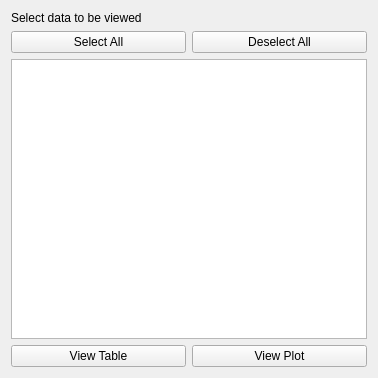
Above: lib/flowchart/nodes/n01_quickview/node_quickview.ui from cdd1969/pygwa before the change. Below: the same form after it.
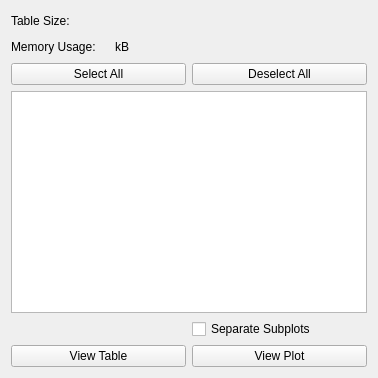
That is the form after the change.

Commit message: subplots on ViewPlot button click

What changed in the file:
```diff
--- a/lib/flowchart/nodes/n01_quickview/node_quickview.ui
+++ b/lib/flowchart/nodes/n01_quickview/node_quickview.ui
@@ -13,15 +13,77 @@
   <property name="windowTitle">
    <string>Form</string>
   </property>
-  <layout class="QVBoxLayout" name="verticalLayout">
+  <layout class="QGridLayout" name="gridLayout">
+   <item row="0" column="0">
+    <layout class="QHBoxLayout" name="horizontalLayout_4">
    <item>
     <widget class="QLabel" name="label">
      <property name="text">
-      <string>Select data to be viewed</string>
+        <string>Table Size:</string>
      </property>
     </widget>
    </item>
    <item>
+      <widget class="QLabel" name="label_tableSize">
+       <property name="text">
+        <string> </string>
+       </property>
+      </widget>
+     </item>
+     <item>
+      <spacer name="horizontalSpacer_2">
+       <property name="orientation">
+        <enum>Qt::Horizontal</enum>
+       </property>
+       <property name="sizeHint" stdset="0">
+        <size>
+         <width>40</width>
+         <height>20</height>
+        </size>
+       </property>
+      </spacer>
+     </item>
+    </layout>
+   </item>
+   <item row="1" column="0">
+    <layout class="QHBoxLayout" name="horizontalLayout_3">
+     <item>
+      <widget class="QLabel" name="label_2">
+       <property name="text">
+        <string>Memory Usage:</string>
+       </property>
+      </widget>
+     </item>
+     <item>
+      <widget class="QLabel" name="label_memoryUsage">
+       <property name="text">
+        <string/>
+       </property>
+      </widget>
+     </item>
+     <item>
+      <widget class="QLabel" name="label_memoryUsage_2">
+       <property name="text">
+        <string>kB</string>
+       </property>
+      </widget>
+     </item>
+     <item>
+      <spacer name="horizontalSpacer">
+       <property name="orientation">
+        <enum>Qt::Horizontal</enum>
+       </property>
+       <property name="sizeHint" stdset="0">
+        <size>
+         <width>40</width>
+         <height>20</height>
+        </size>
+       </property>
+      </spacer>
+     </item>
+    </layout>
+   </item>
+   <item row="2" column="0">
     <layout class="QHBoxLayout" name="horizontalLayout_2">
      <item>
       <widget class="QPushButton" name="pushButton_selectAll">
@@ -39,8 +101,17 @@
      </item>
     </layout>
    </item>
-   <item>
+   <item row="3" column="0">
     <widget class="QTableView" name="tableView_header">
+     <property name="sizePolicy">
+      <sizepolicy hsizetype="Expanding" vsizetype="Expanding">
+       <horstretch>0</horstretch>
+       <verstretch>0</verstretch>
+      </sizepolicy>
+     </property>
+     <property name="toolTip">
+      <string>&lt;html&gt;&lt;head/&gt;&lt;body&gt;&lt;p&gt;Select data to be viewed&lt;/p&gt;&lt;/body&gt;&lt;/html&gt;</string>
+     </property>
      <property name="sizeAdjustPolicy">
       <enum>QAbstractScrollArea::AdjustToContents</enum>
      </property>
@@ -67,8 +138,23 @@
      </attribute>
     </widget>
    </item>
-   <item>
+   <item row="4" column="0">
     <layout class="QHBoxLayout" name="horizontalLayout">
+     <property name="sizeConstraint">
+      <enum>QLayout::SetMinimumSize</enum>
+     </property>
+     <item>
+      <layout class="QVBoxLayout" name="verticalLayout_2">
+       <property name="sizeConstraint">
+        <enum>QLayout::SetMinimumSize</enum>
+       </property>
+       <item>
+        <widget class="QLabel" name="DUMMY_LABEL">
+         <property name="text">
+          <string/>
+         </property>
+        </widget>
+       </item>
      <item>
       <widget class="QPushButton" name="pushButton_viewTable">
        <property name="text">
@@ -85,6 +171,20 @@
        </property>
       </widget>
      </item>
+      </layout>
+     </item>
+     <item>
+      <layout class="QVBoxLayout" name="verticalLayout">
+       <item>
+        <widget class="QCheckBox" name="checkBox_separateSubplots">
+         <property name="toolTip">
+          <string>&lt;html&gt;&lt;head/&gt;&lt;body&gt;&lt;p&gt;Changes the result of `View Plot` button.&lt;/p&gt;&lt;p&gt;- if &lt;span style=&quot; font-style:italic;&quot;&gt;checked&lt;/span&gt;: plot each selected numerical &lt;/p&gt;&lt;p&gt;                        column in a separate subplot&lt;/p&gt;&lt;p&gt;- if &lt;span style=&quot; font-style:italic;&quot;&gt;unchecked&lt;/span&gt;: plot all selected numerical&lt;/p&gt;&lt;p&gt;                        columns on a single subplot&lt;/p&gt;&lt;/body&gt;&lt;/html&gt;</string>
+         </property>
+         <property name="text">
+          <string>Separate Subplots</string>
+         </property>
+        </widget>
+       </item>
      <item>
       <widget class="QPushButton" name="pushButton_viewPlot">
        <property name="text">
@@ -94,6 +194,8 @@
         <bool>false</bool>
        </property>
       </widget>
+       </item>
+      </layout>
      </item>
     </layout>
    </item>
```
Left out of the diff: 6 changed lines with no effect on the pictures. Lines whose indentation alone changed are shown as unchanged. The commit also changes 1 other file.
